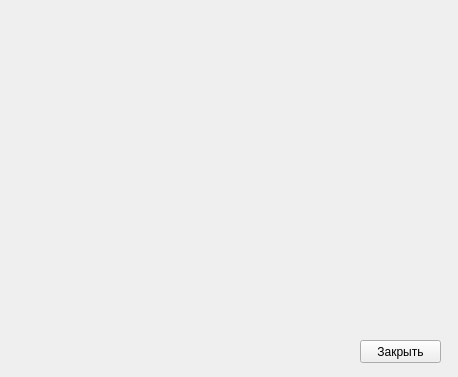
I7PoCTo-KoDeP/LyceumProject, file UIs/Info.ui: the form before one commit.
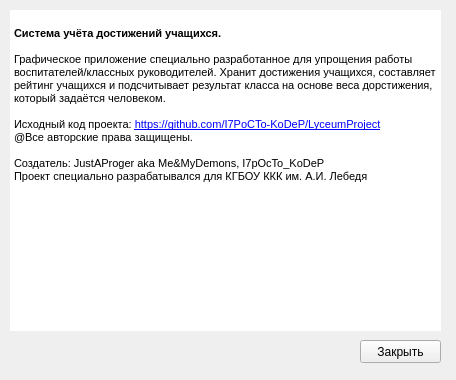
The form after the commit.

```diff
--- a/UIs/Info.ui
+++ b/UIs/Info.ui
@@ -6,8 +6,8 @@
    <rect>
     <x>0</x>
     <y>0</y>
-    <width>458</width>
-    <height>377</height>
+    <width>456</width>
+    <height>380</height>
    </rect>
   </property>
   <property name="windowTitle">
@@ -26,6 +26,41 @@
     <string>Закрыть</string>
    </property>
   </widget>
+  <widget class="QTextBrowser" name="textBrowser">
+   <property name="geometry">
+    <rect>
+     <x>10</x>
+     <y>10</y>
+     <width>431</width>
+     <height>321</height>
+    </rect>
+   </property>
+   <property name="frameShape">
+    <enum>QFrame::NoFrame</enum>
+   </property>
+   <property name="frameShadow">
+    <enum>QFrame::Sunken</enum>
+   </property>
+   <property name="html">
+    <string>&lt;!DOCTYPE HTML PUBLIC &quot;-//W3C//DTD HTML 4.0//EN&quot; &quot;http://www.w3.org/TR/REC-html40/strict.dtd&quot;&gt;
+&lt;html&gt;&lt;head&gt;&lt;meta name=&quot;qrichtext&quot; content=&quot;1&quot; /&gt;&lt;style type=&quot;text/css&quot;&gt;
+p, li { white-space: pre-wrap; }
+&lt;/style&gt;&lt;/head&gt;&lt;body style=&quot; font-family:'MS Shell Dlg 2'; font-size:8.25pt; font-weight:400; font-style:normal;&quot;&gt;
+&lt;p style=&quot;-qt-paragraph-type:empty; margin-top:0px; margin-bottom:0px; margin-left:0px; margin-right:0px; -qt-block-indent:0; text-indent:0px;&quot;&gt;&lt;br /&gt;&lt;/p&gt;
+&lt;p style=&quot; margin-top:0px; margin-bottom:0px; margin-left:0px; margin-right:0px; -qt-block-indent:0; text-indent:0px;&quot;&gt;&lt;span style=&quot; font-weight:600;&quot;&gt;Система учёта достижений учащихся.&lt;/span&gt;&lt;/p&gt;
+&lt;p style=&quot;-qt-paragraph-type:empty; margin-top:0px; margin-bottom:0px; margin-left:0px; margin-right:0px; -qt-block-indent:0; text-indent:0px; font-weight:600;&quot;&gt;&lt;br /&gt;&lt;/p&gt;
+&lt;p style=&quot; margin-top:0px; margin-bottom:0px; margin-left:0px; margin-right:0px; -qt-block-indent:0; text-indent:0px;&quot;&gt;Графическое приложение специально разработанное для упрощения работы воспитателей/классных руководителей. Хранит достижения учащихся, составляет рейтинг учащихся и подсчитывает результат класса на основе веса дорстижения, который задаётся человеком.&lt;/p&gt;
+&lt;p style=&quot;-qt-paragraph-type:empty; margin-top:0px; margin-bottom:0px; margin-left:0px; margin-right:0px; -qt-block-indent:0; text-indent:0px; font-size:8pt;&quot;&gt;&lt;br /&gt;&lt;/p&gt;
+&lt;p style=&quot; margin-top:0px; margin-bottom:0px; margin-left:0px; margin-right:0px; -qt-block-indent:0; text-indent:0px;&quot;&gt;&lt;span style=&quot; font-size:8pt;&quot;&gt;Исходный код проекта: &lt;/span&gt;&lt;a href=&quot;https://github.com/I7PoCTo-KoDeP/LyceumProject&quot;&gt;&lt;span style=&quot; font-size:8pt; text-decoration: underline; color:#0000ff;&quot;&gt;https://github.com/I7PoCTo-KoDeP/LyceumProject&lt;/span&gt;&lt;/a&gt;&lt;/p&gt;
+&lt;p style=&quot; margin-top:0px; margin-bottom:0px; margin-left:0px; margin-right:0px; -qt-block-indent:0; text-indent:0px;&quot;&gt;&lt;span style=&quot; font-size:8pt;&quot;&gt;@Все авторские права защищены.&lt;/span&gt;&lt;/p&gt;
+&lt;p style=&quot;-qt-paragraph-type:empty; margin-top:0px; margin-bottom:0px; margin-left:0px; margin-right:0px; -qt-block-indent:0; text-indent:0px; font-size:8pt;&quot;&gt;&lt;br /&gt;&lt;/p&gt;
+&lt;p style=&quot; margin-top:0px; margin-bottom:0px; margin-left:0px; margin-right:0px; -qt-block-indent:0; text-indent:0px;&quot;&gt;&lt;span style=&quot; font-size:8pt;&quot;&gt;Создатель: JustAProger aka Me&amp;amp;MyDemons, I7pOcTo_KoDeP&lt;/span&gt;&lt;/p&gt;
+&lt;p style=&quot; margin-top:0px; margin-bottom:0px; margin-left:0px; margin-right:0px; -qt-block-indent:0; text-indent:0px;&quot;&gt;Проект специально разрабатывался для КГБОУ ККК им. А.И. Лебедя&lt;/p&gt;&lt;/body&gt;&lt;/html&gt;</string>
+   </property>
+   <property name="openExternalLinks">
+    <bool>true</bool>
+   </property>
+  </widget>
  </widget>
  <resources/>
  <connections/>
```
